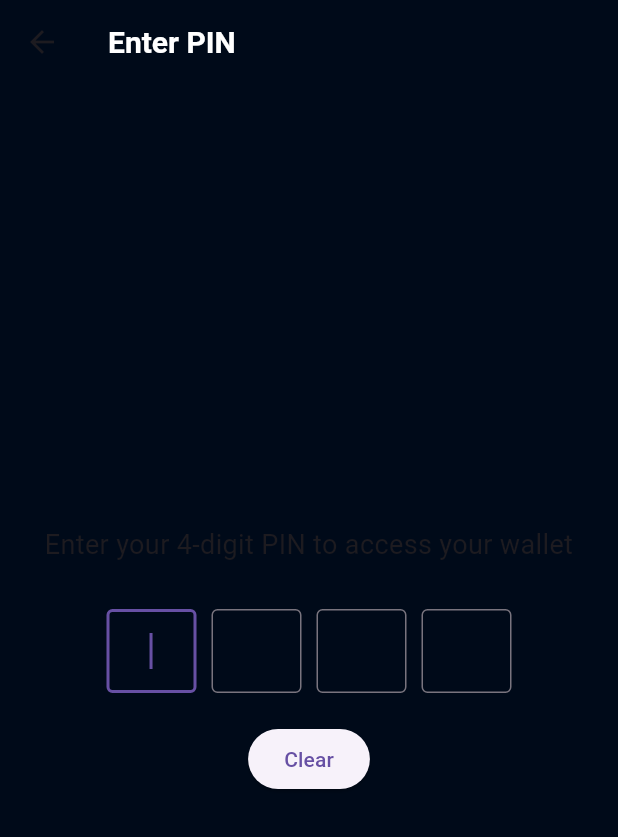
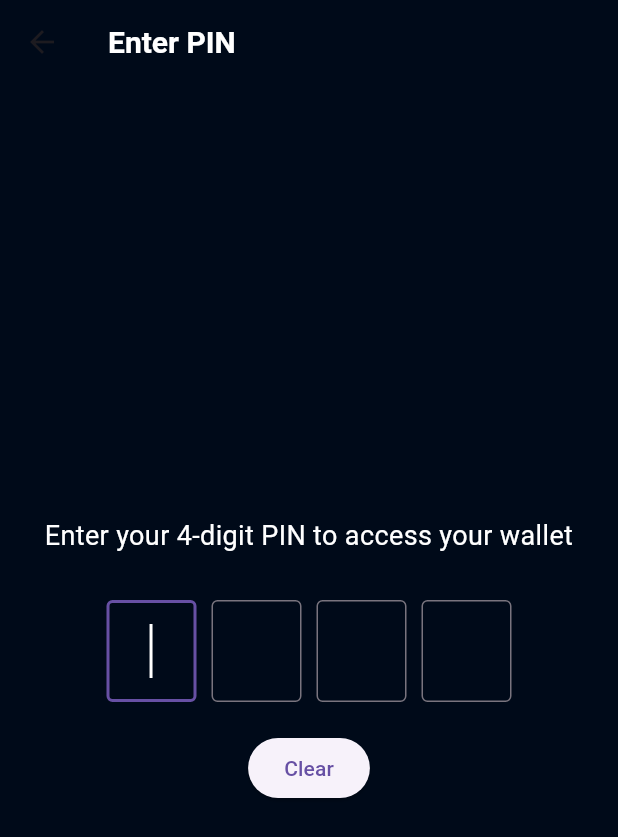
Before and after one commit to ZkAGI/PawPad, a Flutter app: the PinLoginScreen screen opened directly, on a phone screen of 412 x 824 dp. Shown: the top 837 px of the screen. Run offline on Flutter 3.47's test engine with Material 3 defaults, Android fonts, the phone set to English and light mode, and no system bars; our stand-ins replace flutter_secure_storage, image_picker, local_auth; missing offline and left inert: bip39, solana; accounts and stored records are empty; Roboto replaces fonts that are missing (TT Firs Neue).

Commit message:
Updating PIN INPUT SCREEN theme

```diff
--- a/lib/screens/home_screen.dart
+++ b/lib/screens/home_screen.dart
@@ -228,8 +228,8 @@ class _HomeScreenState extends State<HomeScreen> {
                             const Text(
                               'USD',
                               style: TextStyle(
-                                fontSize: 16,
-                                color: Colors.grey,
+                                fontSize: 14,
+                                color: Colors.white,
                               ),
                             ),
                           ],
--- a/lib/screens/pin_login_screen.dart
+++ b/lib/screens/pin_login_screen.dart
@@ -105,12 +105,14 @@ class _PinLoginScreenState extends State<PinLoginScreen> {
               const Text(
                 'Enter your 4-digit PIN to access your wallet',
                 textAlign: TextAlign.center,
-                style: TextStyle(fontSize: 18),
+                style: TextStyle(fontSize: 18,  color:Colors.white),
               ),
               const SizedBox(height: 30),
               PinInput(
                 onCompleted: _onPinComplete,
                 controller: _pinController,
+                textColor: Colors.white,
+                cursorColor: Colors.white, // optional
               ),
               if (_errorMessage != null)
                 Padding(
--- a/lib/widgets/pin_input.dart
+++ b/lib/widgets/pin_input.dart
@@ -4,12 +4,17 @@ import 'package:flutter/services.dart';
 class PinInput extends StatefulWidget {
   final Function(String) onCompleted;
   final TextEditingController controller;
+  final Color textColor;       // new parameter
+  final Color cursorColor;     // new parameter
 
   const PinInput({
     Key? key,
     required this.onCompleted,
     required this.controller,
-  }) : super(key: key);
+    this.textColor = Colors.black,
+    Color? cursorColor,
+  })  : cursorColor = cursorColor ?? textColor,
+        super(key: key);
 
   @override
   State<PinInput> createState() => _PinInputState();
@@ -23,12 +28,10 @@ class _PinInputState extends State<PinInput> {
   void initState() {
     super.initState();
 
-    // Focus the first node when the widget is built
     WidgetsBinding.instance.addPostFrameCallback((_) {
       _focusNodes[0].requestFocus();
     });
 
-    // Set up listeners to move focus when a digit is entered
     for (int i = 0; i < 3; i++) {
       _controllers[i].addListener(() {
         if (_controllers[i].text.length == 1) {
@@ -37,10 +40,9 @@ class _PinInputState extends State<PinInput> {
       });
     }
 
-    // When the last digit is entered, call onCompleted
     _controllers[3].addListener(() {
       if (_controllers[3].text.length == 1) {
-        final pin = _controllers.map((controller) => controller.text).join();
+        final pin = _controllers.map((c) => c.text).join();
         if (pin.length == 4) {
           widget.controller.text = pin;
           widget.onCompleted(pin);
@@ -75,7 +77,7 @@ class _PinInputState extends State<PinInput> {
           mainAxisAlignment: MainAxisAlignment.center,
           children: List.generate(
             4,
-            (index) => Container(
+                (index) => Container(
               width: 60,
               margin: const EdgeInsets.symmetric(horizontal: 5),
               child: TextField(
@@ -85,6 +87,11 @@ class _PinInputState extends State<PinInput> {
                 textAlign: TextAlign.center,
                 maxLength: 1,
                 obscureText: true,
+                style: TextStyle(
+                  color: widget.textColor,
+                  fontSize: 24,
+                ),
+                cursorColor: widget.cursorColor,
                 decoration: const InputDecoration(
                   counterText: '',
                   border: OutlineInputBorder(),
@@ -93,7 +100,6 @@ class _PinInputState extends State<PinInput> {
                   FilteringTextInputFormatter.digitsOnly,
                 ],
                 onChanged: (value) {
-                  // Handle backspace
                   if (value.isEmpty && index > 0) {
                     _focusNodes[index - 1].requestFocus();
                   }
```
Also changed, not shown: lib/main.dart (+5 -12 lines), lib/screens/settings_screen.dart (+6 -4 lines).
